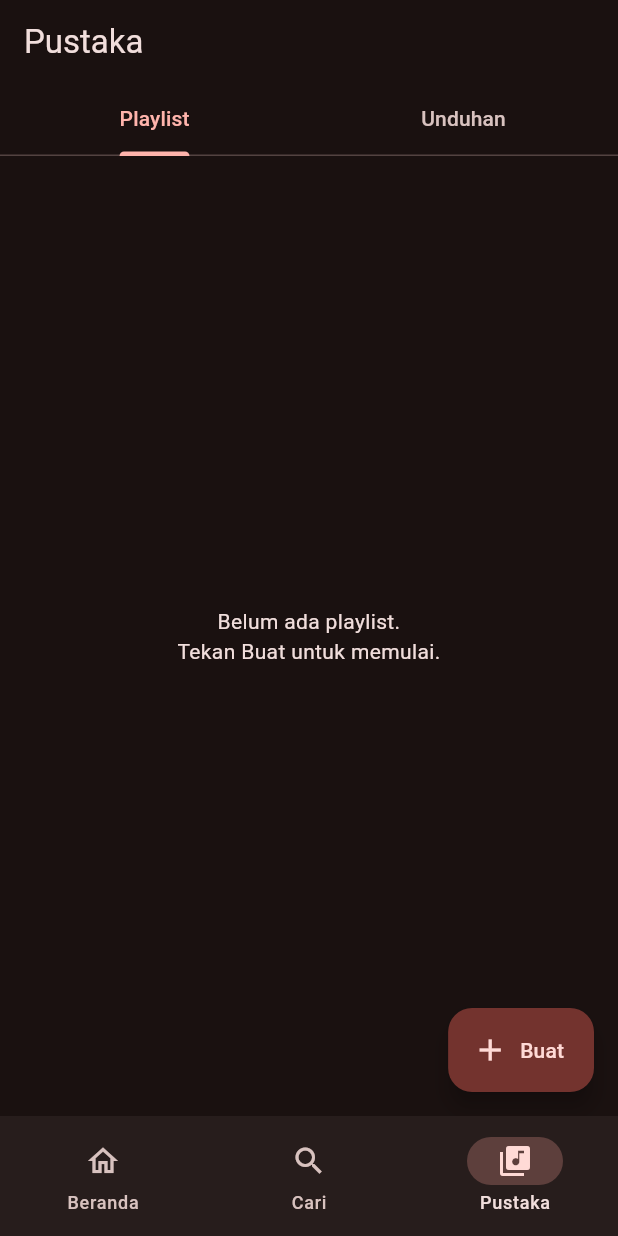
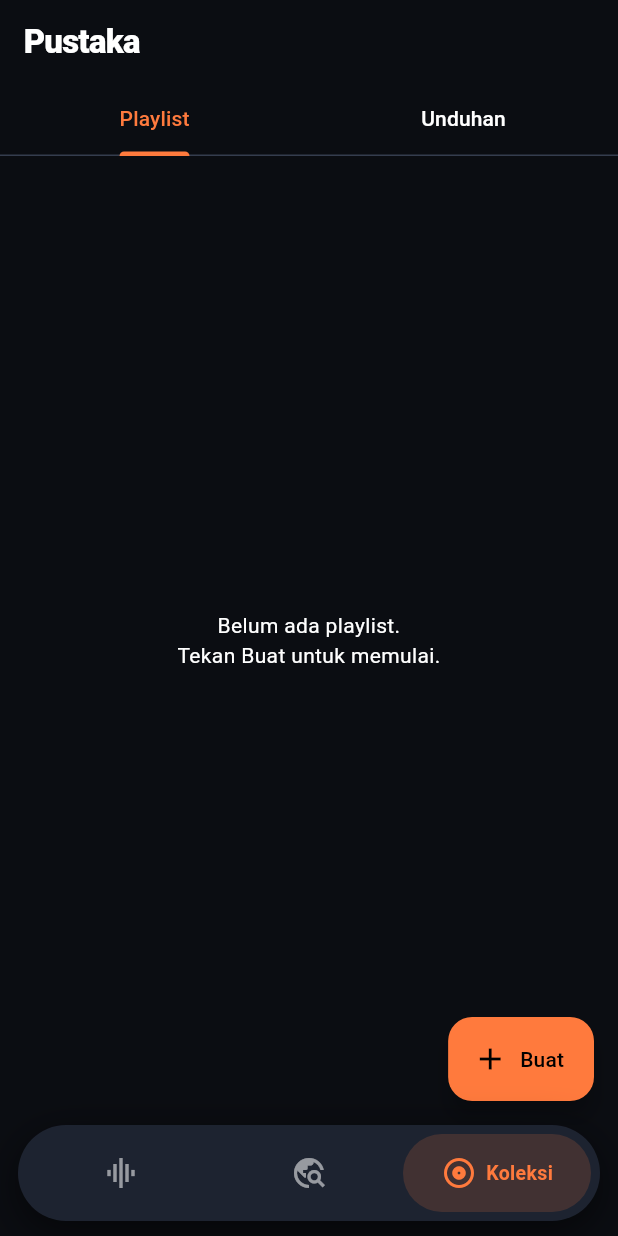
Before and after one commit to arvirmdn/Contolustic.app, a Flutter app: the screen it shows after launch, item 3 of the bottom bar chosen, on a phone screen of 412 x 824 dp. Run offline on Flutter 3.47's test engine with Material 3 defaults, Android fonts, the phone set to English and light mode, and no system bars; our stand-ins replace just_audio, shared_preferences; missing offline and left inert: youtube_explode_dart.

Commit message:
Add files via upload

```diff
--- a/lib/main.dart
+++ b/lib/main.dart
@@ -3,26 +3,24 @@ import 'package:flutter/material.dart';
 import 'screens/beranda_screen.dart';
 import 'screens/home_screen.dart';
 import 'screens/pustaka_screen.dart';
+import 'theme.dart';
+import 'widgets/floating_nav.dart';
 import 'widgets/mini_player.dart';
 
 void main() {
   WidgetsFlutterBinding.ensureInitialized();
-  runApp(const MetrolistApp());
+  runApp(const ContolusticApp());
 }
 
-class MetrolistApp extends StatelessWidget {
-  const MetrolistApp({super.key});
+class ContolusticApp extends StatelessWidget {
+  const ContolusticApp({super.key});
 
   @override
   Widget build(BuildContext context) {
     return MaterialApp(
       title: 'contolustic',
       debugShowCheckedModeBanner: false,
-      theme: ThemeData(
-        useMaterial3: true,
-        brightness: Brightness.dark,
-        colorSchemeSeed: const Color(0xFFE53935),
-      ),
+      theme: buildTheme(),
       home: const RootScaffold(),
     );
   }
@@ -48,31 +46,21 @@ class _RootScaffoldState extends State<RootScaffold> {
   Widget build(BuildContext context) {
     return Scaffold(
       body: IndexedStack(index: _index, children: _pages),
-      bottomNavigationBar: Column(
-        mainAxisSize: MainAxisSize.min,
-        children: [
-          const MiniPlayer(),
-          NavigationBar(
-            selectedIndex: _index,
-            onDestinationSelected: (i) => setState(() => _index = i),
-            destinations: const [
-              NavigationDestination(
-                icon: Icon(Icons.home_outlined),
-                selectedIcon: Icon(Icons.home),
-                label: 'Beranda',
-              ),
-              NavigationDestination(
-                icon: Icon(Icons.search),
-                label: 'Cari',
-              ),
-              NavigationDestination(
-                icon: Icon(Icons.library_music_outlined),
-                selectedIcon: Icon(Icons.library_music),
-                label: 'Pustaka',
+      bottomNavigationBar: SafeArea(
+        top: false,
+        child: Padding(
+          padding: const EdgeInsets.fromLTRB(12, 0, 12, 10),
+          child: Column(
+            mainAxisSize: MainAxisSize.min,
+            children: [
+              const MiniPlayer(),
+              FloatingNav(
+                index: _index,
+                onChanged: (i) => setState(() => _index = i),
               ),
             ],
           ),
-        ],
+        ),
       ),
     );
   }
```
